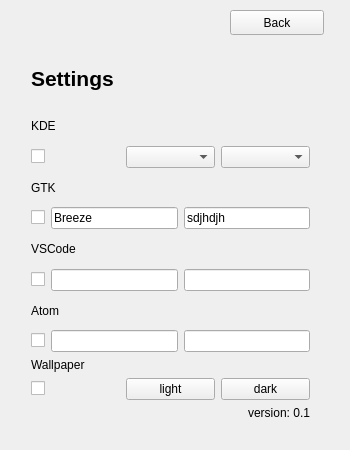
Before: the Qt Designer form src/ui/settings.ui in luckadletz/Yin-Yang, drawn with Qt 5.
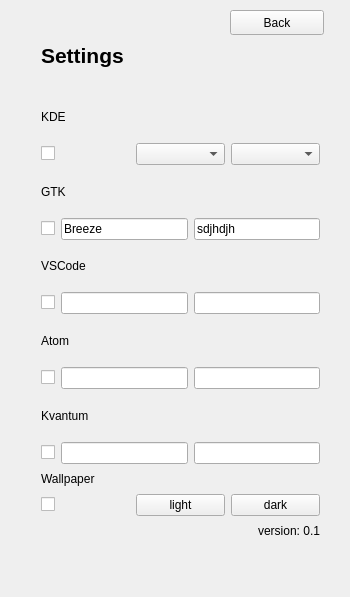
After: the same form once the commit is applied. Icons and pictures are not drawn.

Commit message: Added kvantum plugin

What changed in the file:
```diff
--- a/src/ui/settings.ui
+++ b/src/ui/settings.ui
@@ -10,7 +10,7 @@
     <x>0</x>
     <y>0</y>
     <width>350</width>
-    <height>450</height>
+    <height>597</height>
    </rect>
   </property>
   <property name="sizePolicy">
@@ -28,7 +28,7 @@
   <property name="maximumSize">
    <size>
     <width>350</width>
-    <height>450</height>
+    <height>950</height>
    </size>
   </property>
   <property name="baseSize">
@@ -48,10 +48,10 @@
    <widget class="QWidget" name="verticalLayoutWidget">
     <property name="geometry">
      <rect>
-      <x>20</x>
-      <y>40</y>
+      <x>30</x>
+      <y>10</y>
       <width>301</width>
-      <height>391</height>
+      <height>540</height>
      </rect>
     </property>
     <layout class="QVBoxLayout" name="verticalLayout">
@@ -192,6 +192,34 @@
        </item>
       </layout>
      </item>
+     <item>
+      <layout class="QVBoxLayout" name="Kvantum">
+       <item>
+        <widget class="QLabel" name="label_11">
+         <property name="text">
+          <string>Kvantum</string>
+         </property>
+        </widget>
+       </item>
+       <item>
+        <layout class="QHBoxLayout" name="horizontalLayout_11">
+         <item>
+          <widget class="QCheckBox" name="kvantum_checkbox">
+           <property name="text">
+            <string/>
+           </property>
+          </widget>
+         </item>
+         <item>
+          <widget class="QLineEdit" name="kvantum_line_light"/>
+         </item>
+         <item>
+          <widget class="QLineEdit" name="kvantum_line_dark"/>
+         </item>
+        </layout>
+       </item>
+      </layout>
+     </item>
      <item>
       <layout class="QVBoxLayout" name="Wallpaper">
        <item>
```
Left out of the diff: 2 changed lines with no effect on the pictures. The commit also changes 9 other files.
